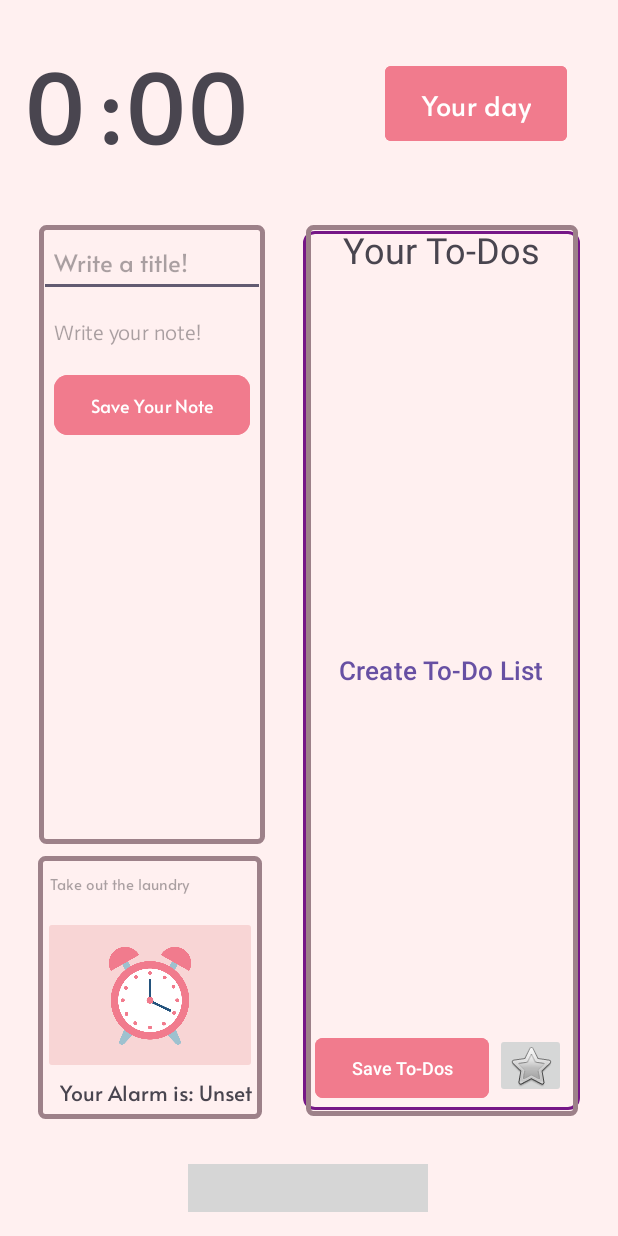
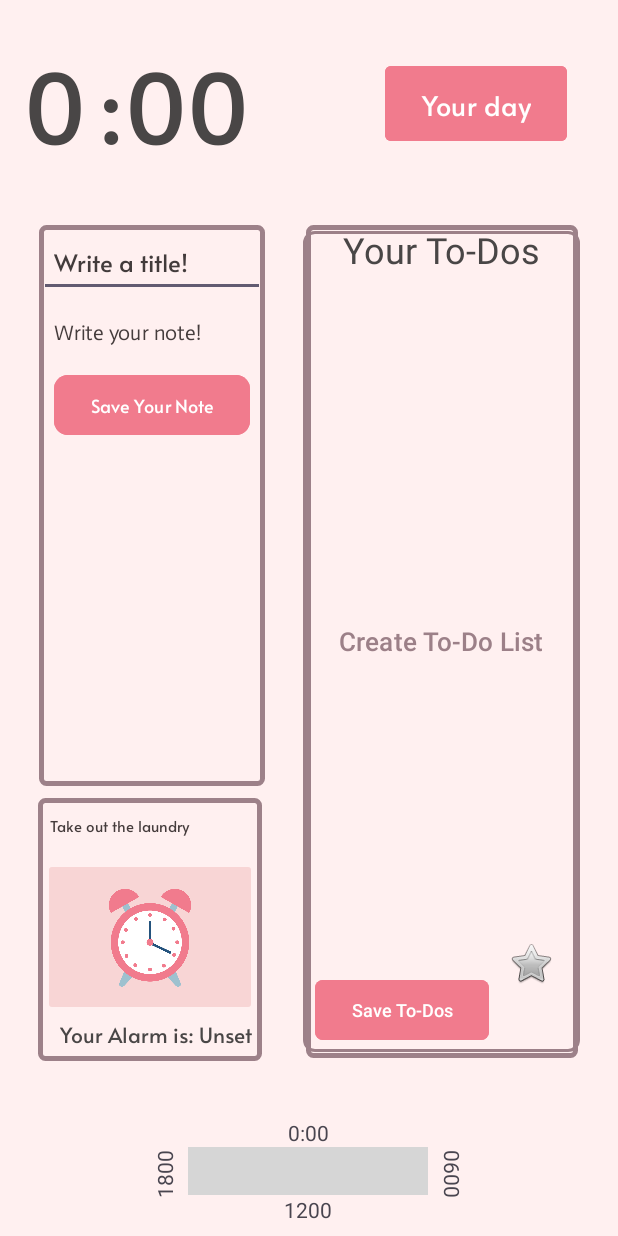
Before and after one commit to Solaror0/Cycle_APP, an Android app: the screen it shows after launch (MainActivity), on a phone screen of 412 x 824 dp. Run offline under Robolectric (Android 15) with nearby library versions, the phone set to English and light mode, and no system bars; libraries missing offline, so code that uses them is left out: me.tankery.lib; plain views replace CircularSeekBar; 4 statements that could not run were skipped; grey boxes are pictures that could not be loaded.

Commit message:
todofix, design fix

```diff
--- a/app/src/main/java/com/example/myapaRplication/ToDoWidget.java
+++ b/app/src/main/java/com/example/myapaRplication/ToDoWidget.java
@@ -2,7 +2,9 @@ package com.example.myapaRplication;
 
 import android.widget.EditText;
 
+import java.util.ArrayDeque;
 import java.util.ArrayList;
+import java.util.Deque;
 
 /**
  * Class Title: toDoWidget
@@ -12,8 +14,8 @@ import java.util.ArrayList;
  */
 public class ToDoWidget extends HourWidgets{
 
-    private ArrayList<String> toDoContents;
-    private ArrayList<EditText> editTexts;
+    private ArrayDeque<String> toDoContents;
+    private ArrayDeque<EditText> editTexts;
 
 
 
@@ -24,8 +26,8 @@ public class ToDoWidget extends HourWidgets{
      * Instantiates a new To do widget.
      */
     public ToDoWidget(){
-        toDoContents = new ArrayList<String>();
-        editTexts = new ArrayList<EditText>();
+        toDoContents = new ArrayDeque<String>();
+        editTexts = new ArrayDeque<EditText>();
     }
 
     /**
@@ -51,7 +53,7 @@ public class ToDoWidget extends HourWidgets{
      *
      * @return the to do contents
      */
-    public ArrayList<String> getToDoContents() {
+    public ArrayDeque<String> getToDoContents() {
         return toDoContents;
     }
 
@@ -60,7 +62,7 @@ public class ToDoWidget extends HourWidgets{
      *
      * @param toDoContents the to do contents
      */
-    public void setToDoContents(ArrayList<String> toDoContents) {
+    public void setToDoContents(ArrayDeque<String> toDoContents) {
         this.toDoContents = toDoContents;
 
     }
@@ -71,7 +73,7 @@ public class ToDoWidget extends HourWidgets{
      * @param toDoContent the to do content
      */
     public void addToDoContents(String toDoContent) {
-        this.toDoContents.add(toDoContent);
+        this.toDoContents.addLast(toDoContent);
 
     }
 
@@ -80,7 +82,7 @@ public class ToDoWidget extends HourWidgets{
      *
      * @return the edit texts
      */
-    public ArrayList<EditText> getEditTexts() {
+    public ArrayDeque<EditText> getEditTexts() {
         return editTexts;
     }
 
@@ -89,7 +91,7 @@ public class ToDoWidget extends HourWidgets{
      *
      * @param editTexts the edit texts
      */
-    public void setEditTexts(ArrayList<EditText> editTexts) {
+    public void setEditTexts(ArrayDeque<EditText> editTexts) {
         this.editTexts = editTexts;
     }
 
--- a/app/src/main/res/layout/activity_main.xml
+++ b/app/src/main/res/layout/activity_main.xml
@@ -34,6 +34,7 @@
                 android:layout_marginTop="36dp"
                 android:fontFamily="@font/alata"
                 android:text="Your Day"
+                android:textColor="#494646"
                 android:textSize="48sp"
                 android:visibility="visible"
                 app:layout_constraintStart_toStartOf="parent"
@@ -312,6 +313,7 @@
                     android:layout_marginTop="16dp"
                     android:fontFamily="@font/alata"
                     android:text="@string/timeHour"
+                    android:textColor="#494646"
                     android:textSize="64sp"
                     app:layout_constraintStart_toStartOf="parent"
                     app:layout_constraintTop_toTopOf="parent" />
@@ -324,6 +326,7 @@
                     android:layout_marginTop="16dp"
                     android:fontFamily="@font/alata"
                     android:text="@string/dayOrNight"
+                    android:textColor="#494646"
                     android:textSize="64sp"
                     app:layout_constraintStart_toEndOf="@+id/timeHour"
                     app:layout_constraintTop_toTopOf="parent" />
@@ -337,6 +340,7 @@
                     android:backgroundTint="#F17B8D"
                     android:fontFamily="@font/alata"
                     android:text="@string/dayButtonText"
+                    android:textColor="#FFFFFF"
                     android:textSize="18sp"
                     app:cornerRadius="4dp"
                     app:layout_constraintEnd_toEndOf="parent"
@@ -394,6 +398,7 @@
                                 android:inputType="textShortMessage"
                                 android:minHeight="48dp"
                                 android:paddingLeft="10dp"
+                                android:textColorHint="#423B3B"
                                 android:textSize="16sp"
                                 android:typeface="normal" />
 
@@ -406,6 +411,7 @@
                                 android:hint="@string/notesText"
                                 android:minHeight="48dp"
                                 android:paddingLeft="10dp"
+                                android:textColorHint="#453C3C"
                                 android:textSize="14sp"
                                 android:typeface="normal" />
 
@@ -418,6 +424,7 @@
                                 android:backgroundTint="#F17B8D"
                                 android:fontFamily="@font/alata"
                                 android:text="@string/saveNotes"
+                                android:textColor="#FFFFFF"
                                 android:textSize="12sp"
                                 app:cornerRadius="9dp" />
 
@@ -462,14 +469,14 @@
                         android:layout_height="0dp"
                         android:backgroundTint="#00C57C7C"
                         android:text="@string/todo_button"
-                        android:textColor="#6750A3"
+                        android:textColor="#9C8088"
                         android:textSize="17sp"
                         android:visibility="visible"
                         app:cornerRadius="8dp"
                         app:layout_constraintBottom_toBottomOf="parent"
                         app:layout_constraintEnd_toEndOf="parent"
                         app:layout_constraintTop_toTopOf="parent"
-                        app:strokeColor="#761787"
+                        app:strokeColor="#9C8088"
                         app:strokeWidth="2dp" />
 
                     <androidx.constraintlayout.widget.ConstraintLayout
@@ -489,6 +496,7 @@
                             android:layout_width="wrap_content"
                             android:layout_height="wrap_content"
                             android:text="@string/toDoHeader"
+                            android:textColor="#494646"
                             android:textSize="24sp"
                             app:layout_constraintEnd_toEndOf="parent"
                             app:layout_constraintStart_toStartOf="parent"
@@ -545,13 +553,18 @@
                         <ImageButton
                             android:id="@+id/toDoAddButton"
                             android:layout_width="47dp"
-                            android:layout_height="43dp"
+                            android:layout_height="0dp"
+                            android:layout_marginTop="407dp"
                             android:layout_marginEnd="8dp"
                             android:layout_marginBottom="12dp"
+                            android:background="@null"
+                            android:scaleType="centerInside"
                             android:src="@android:drawable/btn_star"
                             app:layout_constraintBottom_toBottomOf="parent"
                             app:layout_constraintEnd_toEndOf="parent"
-                            tools:src="@tools:sample/avatars" />
+                            app:layout_constraintStart_toEndOf="@+id/saveToDoButton"
+                            app:layout_constraintTop_toBottomOf="@+id/toDoBoxHeader"
+                            tools:src="@drawable/plussymbolpng" />
 
                         <Button
                             android:id="@+id/saveToDoButton"
@@ -562,6 +575,7 @@
                             android:layout_marginBottom="8dp"
                             android:backgroundTint="#F17B8D"
                             android:text="@string/toDoSave"
+                            android:textColor="#FFFFFF"
                             android:textSize="12sp"
                             app:cornerRadius="5dp"
                             app:layout_constraintBottom_toBottomOf="parent"
@@ -620,6 +634,7 @@
                             android:fontFamily="@font/alata"
                             android:hint="Take out the laundry"
                             android:inputType="textShortMessage"
+                            android:textColorHint="#453C3C"
                             android:textSize="10sp"
                             app:layout_constraintEnd_toEndOf="parent"
                             app:layout_constraintStart_toStartOf="parent"
@@ -633,6 +648,7 @@
                             android:layout_marginBottom="8dp"
                             android:fontFamily="@font/alata"
                             android:text="@string/alarmStatus"
+                            android:textColor="#494646"
                             app:layout_constraintBottom_toBottomOf="parent"
                             app:layout_constraintEnd_toEndOf="parent"
                             app:layout_constraintStart_toStartOf="parent" />
@@ -676,7 +692,6 @@
                     android:layout_height="wrap_content"
                     android:layout_marginStart="125dp"
                     android:layout_marginEnd="125dp"
-                    android:layout_marginBottom="16dp"
                     android:scrollbarAlwaysDrawVerticalTrack="false"
                     app:cs_circle_color="#9d8189"
                     app:cs_circle_progress_color="#F17B8D"
@@ -690,16 +705,29 @@
                     app:layout_constraintStart_toStartOf="parent"
                     app:layout_constraintTop_toTopOf="parent" />
 
+                <ImageView
+                    android:id="@+id/imageView"
+                    android:layout_width="0dp"
+                    android:layout_height="0dp"
+                    android:layout_marginStart="44dp"
+                    android:layout_marginTop="44dp"
+                    android:layout_marginEnd="44dp"
+                    android:layout_marginBottom="44dp"
+                    app:layout_constraintBottom_toBottomOf="@+id/circularSeekBar"
+                    app:layout_constraintEnd_toEndOf="@id/circularSeekBar"
+                    app:layout_constraintStart_toStartOf="@+id/circularSeekBar"
+                    app:layout_constraintTop_toTopOf="@+id/circularSeekBar"
+                    app:srcCompat="@drawable/clockicontransparent" />
+
                 <TextView
                     android:id="@+id/text000"
                     android:layout_width="wrap_content"
                     android:layout_height="wrap_content"
-                    android:layout_marginStart="124dp"
-                    android:layout_marginEnd="260dp"
                     android:text="@string/time0"
-                    android:visibility="gone"
+                    android:visibility="visible"
                     app:layout_constraintBottom_toTopOf="@+id/circularSeekBar"
                     app:layout_constraintEnd_toEndOf="parent"
+                    app:layout_constraintHorizontal_bias="0.501"
                     app:layout_constraintStart_toStartOf="parent" />
 
                 <TextView
@@ -708,7 +736,7 @@
                     android:layout_height="wrap_content"
                     android:rotation="270"
                     android:text="1800"
-                    android:visibility="gone"
+                    android:visibility="visible"
                     app:layout_constraintBottom_toBottomOf="parent"
                     app:layout_constraintEnd_toStartOf="@+id/circularSeekBar"
                     app:layout_constraintTop_toTopOf="parent"
@@ -720,7 +748,7 @@
                     android:layout_height="wrap_content"
                     android:rotation="90"
                     android:text="0600"
-                    android:visibility="gone"
+                    android:visibility="visible"
                     app:layout_constraintBottom_toBottomOf="parent"
                     app:layout_constraintStart_toEndOf="@+id/circularSeekBar"
                     app:layout_constraintTop_toTopOf="parent"
@@ -730,17 +758,14 @@
                     android:id="@+id/text1200"
                     android:layout_width="wrap_content"
                     android:layout_height="wrap_content"
-                    android:layout_marginStart="124dp"
-                    android:layout_marginEnd="255dp"
-                    android:layout_marginBottom="10dp"
+                    android:layout_marginBottom="8dp"
                     android:rotation="0"
                     android:text="1200"
-                    android:visibility="gone"
+                    android:visibility="visible"
                     app:layout_constraintBottom_toBottomOf="parent"
                     app:layout_constraintEnd_toEndOf="parent"
                     app:layout_constraintStart_toStartOf="parent"
-                    app:layout_constraintTop_toBottomOf="@+id/circularSeekBar"
-                    app:layout_constraintVertical_bias="0.0" />
+                    app:layout_constraintTop_toBottomOf="@+id/circularSeekBar" />
 
             </androidx.constraintlayout.widget.ConstraintLayout>
 
```
Also changed, not shown: app/src/main/java/com/example/myapaRplication/MainActivity.java (+33 -24 lines), app/src/main/res/drawable/plussymbolpng.png (added).
